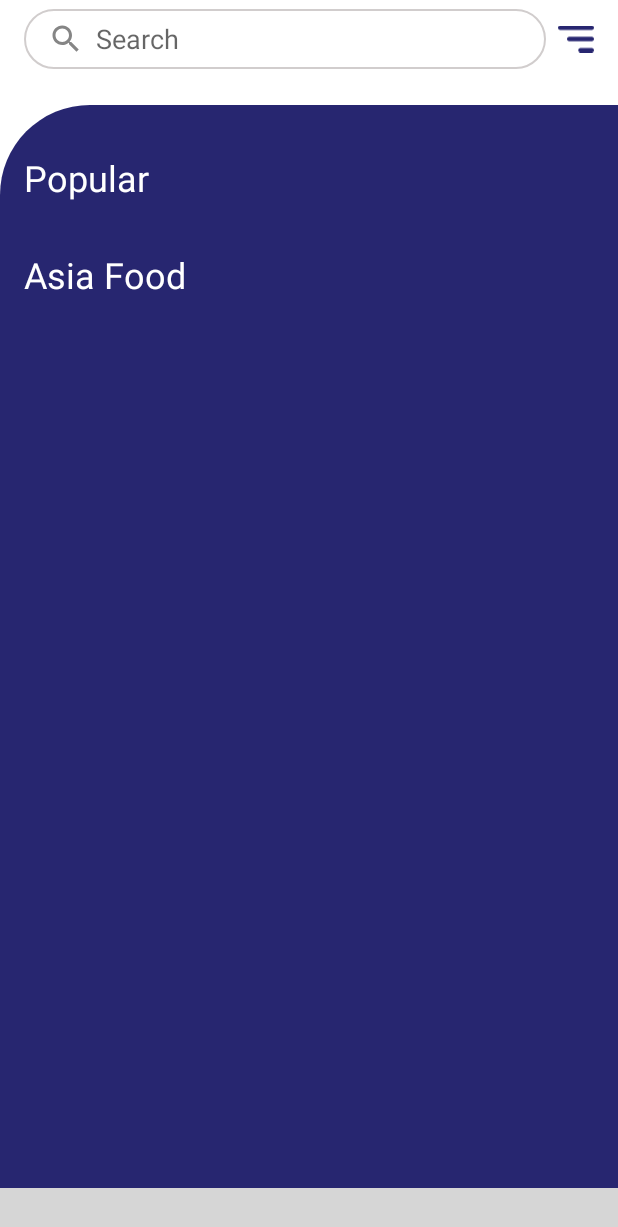
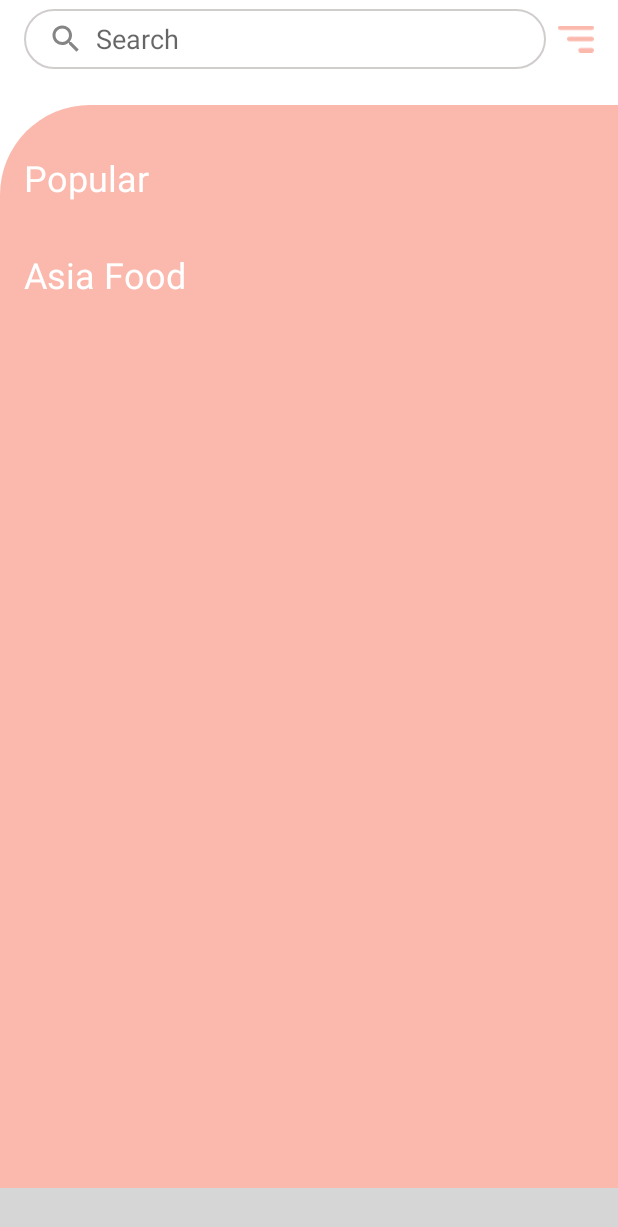
Before and after one commit to LulamileMkhungela/ShopperApp, an Android app: the HomeNavigation screen opened directly, with no data from a screen before it, on a phone screen of 412 x 824 dp. Shown: the top 1227 px of the screen. Run offline under Robolectric (Android 15) with nearby library versions, the light colour scheme and no system bars; libraries missing offline, so code that uses them is left out: com.etebarian.meowbottomnavigation; plain views replace MeowBottomNavigation; 4 statements that could not run were skipped; grey boxes are pictures that could not be loaded.

Commit message:
updated the app

```diff
--- a/app/src/main/java/com/hosinc/shopperapp/shopper/app/welcome/IntroActivity.java
+++ b/app/src/main/java/com/hosinc/shopperapp/shopper/app/welcome/IntroActivity.java
@@ -15,6 +15,7 @@ import androidx.appcompat.app.AppCompatActivity;
 import androidx.viewpager.widget.ViewPager;
 
 import com.google.android.material.tabs.TabLayout;
+import com.hosinc.shopperapp.shopper.app.BsHomePage;
 import com.hosinc.shopperapp.shopper.app.ChooseInterests;
 import com.hosinc.shopperapp.shopper.app.HomeNavigation;
 import com.hosinc.shopperapp.shopper.app.R;
@@ -50,7 +51,7 @@ public class IntroActivity extends AppCompatActivity {
 
         if (restorePrefData()) {
 
-            Intent mainActivity = new Intent(getApplicationContext(), HomeNavigation.class );
+            Intent mainActivity = new Intent(getApplicationContext(), BsHomePage.class );
             startActivity(mainActivity);
             finish();
 
@@ -144,7 +145,7 @@ public class IntroActivity extends AppCompatActivity {
 
                 //open main activity
 
-                Intent mainActivity = new Intent(getApplicationContext(), HomeNavigation.class);
+                Intent mainActivity = new Intent(getApplicationContext(), BsHomePage.class);
                 startActivity(mainActivity);
                 // also we need to save a boolean value to storage so next time when the user run the app
                 // we could know that he is already checked the intro screen activity
--- a/app/src/main/res/drawable/ic_short.xml
+++ b/app/src/main/res/drawable/ic_short.xml
@@ -5,5 +5,5 @@
     android:viewportHeight="12">
   <path
       android:pathData="M0,1C0,0.4477 0.4477,0 1,0H15C15.5523,0 16,0.4477 16,1C16,1.5523 15.5523,2 15,2H1C0.4477,2 0,1.5523 0,1ZM4,6C4,5.4477 4.4477,5 5,5H15C15.5523,5 16,5.4477 16,6C16,6.5523 15.5523,7 15,7H5C4.4477,7 4,6.5523 4,6ZM9,11C9,10.4477 9.4477,10 10,10H15C15.5523,10 16,10.4477 16,11C16,11.5523 15.5523,12 15,12H10C9.4477,12 9,11.5523 9,11Z"
-      android:fillColor="#272670"/>
+      android:fillColor="@color/colorPrimaryDark"/>
 </vector>
--- a/app/src/main/res/drawable/layout_bg.xml
+++ b/app/src/main/res/drawable/layout_bg.xml
@@ -1,8 +1,8 @@
 <?xml version="1.0" encoding="utf-8"?>
 <shape xmlns:android="http://schemas.android.com/apk/res/android">
 
-    <gradient android:startColor="#272670"
-        android:endColor="#272670"/>
+    <gradient android:startColor="@color/colorPrimaryDark"
+        android:endColor="@color/colorPrimaryDark"/>
 
     <corners android:topLeftRadius="60dp"/>
 
```
Also changed, not shown: app/src/main/AndroidManifest.xml (+8 -0 lines).
